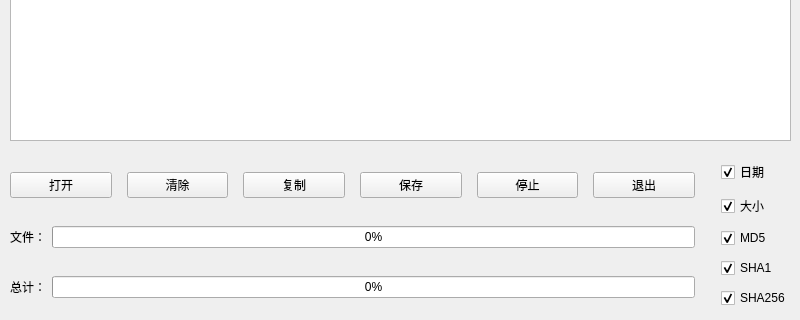
Above: jieqthashwidget.ui from jackfahdin/JieQtHash before the change; both pictures show x 0 to 800 and y 210 to 530 of the 800 by 530 pixel window. Below: the same form after it.
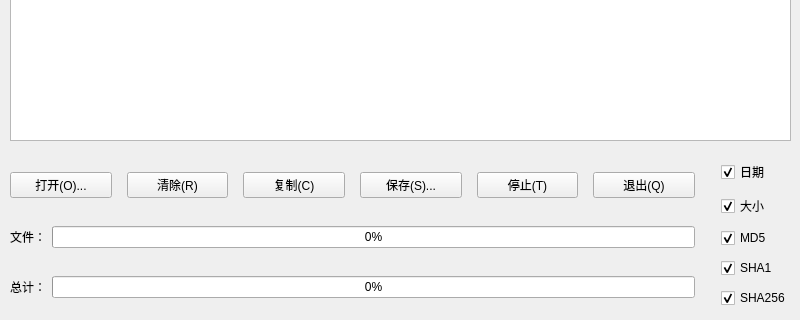
That is the form after the change. Icons and pictures are not drawn.

Commit message: 添加快捷方式

Diff of the .ui file:
```diff
--- a/jieqthashwidget.ui
+++ b/jieqthashwidget.ui
@@ -71,42 +71,60 @@
         <item>
          <widget class="QPushButton" name="pushButtonOpen">
           <property name="text">
-           <string>打开</string>
+           <string>打开(O)...</string>
+          </property>
+          <property name="shortcut">
+           <string>Ctrl+O</string>
           </property>
          </widget>
         </item>
         <item>
          <widget class="QPushButton" name="pushButtonClear">
           <property name="text">
-           <string>清除</string>
+           <string>清除(R)</string>
+          </property>
+          <property name="shortcut">
+           <string>Ctrl+R</string>
           </property>
          </widget>
         </item>
         <item>
          <widget class="QPushButton" name="pushButtonCopy">
           <property name="text">
-           <string>复制</string>
+           <string>复制(C)</string>
+          </property>
+          <property name="shortcut">
+           <string>Ctrl+C</string>
           </property>
          </widget>
         </item>
         <item>
          <widget class="QPushButton" name="pushButtonSlave">
           <property name="text">
-           <string>保存</string>
+           <string>保存(S)...</string>
+          </property>
+          <property name="shortcut">
+           <string>Ctrl+S</string>
           </property>
          </widget>
         </item>
         <item>
          <widget class="QPushButton" name="pushButtonStop">
           <property name="text">
-           <string>停止</string>
+           <string>停止(T)</string>
+          </property>
+          <property name="shortcut">
+           <string>Ctrl+T</string>
           </property>
          </widget>
         </item>
         <item>
          <widget class="QPushButton" name="pushButtonClose">
           <property name="text">
-           <string>退出</string>
+           <string>退出(Q)</string>
+          </property>
+          <property name="shortcut">
+           <string>Ctrl+Q</string>
           </property>
          </widget>
         </item>
```
